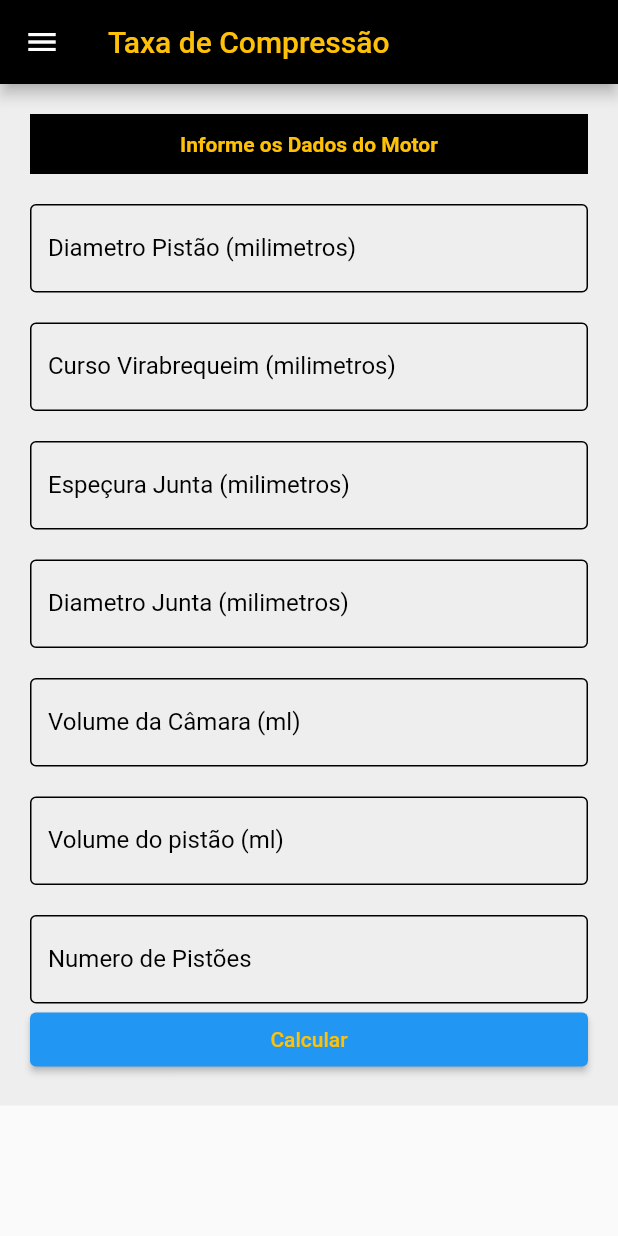
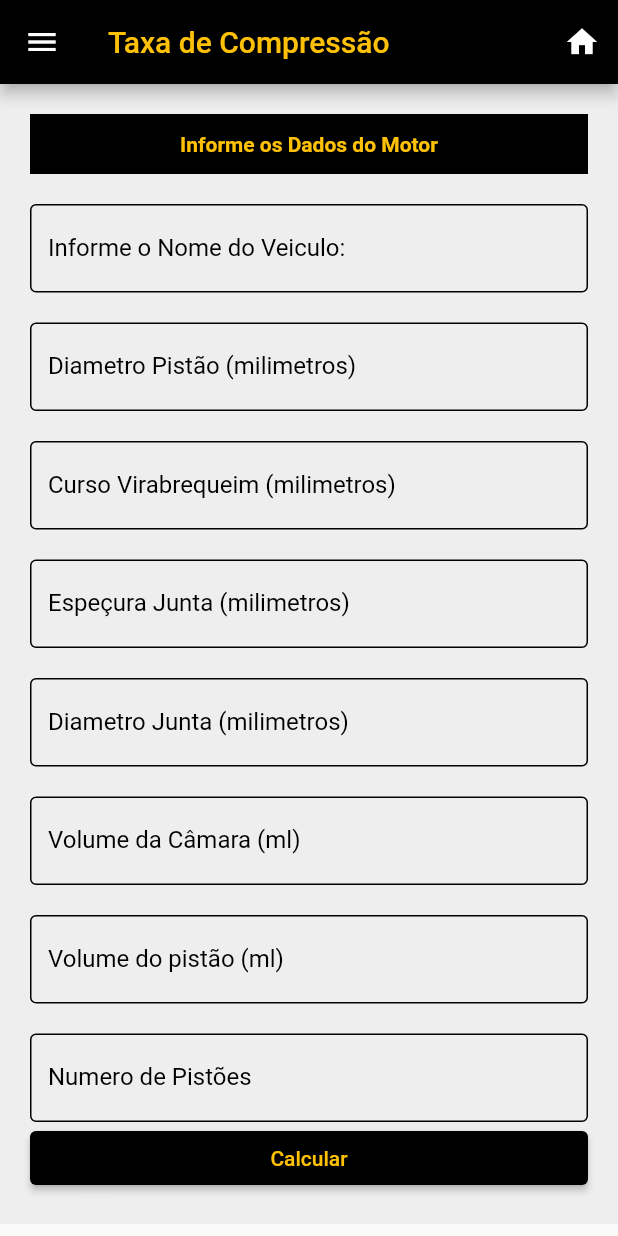
Before and after one commit to RicardoAVieira/Automotive-Utilities-at-Flutter, a Flutter app: the AutomotiveCalculatorPage screen opened by its route, on a phone screen of 412 x 824 dp. Run offline on Flutter 3.47's test engine with Material 2 defaults, Android fonts, the phone set to English and light mode, and no system bars; our stand-ins replace sqflite; accounts and stored records are empty.

Commit message:
Add Persistence in system.

```diff
--- a/lib/dialogs/result_card.dart
+++ b/lib/dialogs/result_card.dart
@@ -40,7 +40,7 @@ class ResultDialog extends StatelessWidget {
             ),
             ElevatedButton(
               child: const Text('Fechar'),
-              onPressed: () => _dispose(context),
+              onPressed: () => Navigator.pushNamed(context, '/'),
             ),
           ],
         ),
--- a/lib/main.dart
+++ b/lib/main.dart
@@ -15,9 +15,7 @@ class MyApp extends StatelessWidget {
       title: 'Calculadora Automotiva',
       initialRoute: '/',
       routes: {
-        // When navigating to the "/" route, build the FirstScreen widget.
         '/': (context) => HomePage(),
-        // When navigating to the "/second" route, build the SecondScreen widget.
         '/taxa': (context) => AutomotiveCalculatorPage(),
       },
       debugShowCheckedModeBanner: false,
--- a/lib/models/engine_results_model.dart
+++ b/lib/models/engine_results_model.dart
@@ -32,6 +32,7 @@ class EngineResults {
   });
   factory EngineResults.fromMap(Map<String, dynamic> json) => new EngineResults(
         id: json["id"],
+        name: json["name"],
         totalVolume: json["totalVolume"],
         volumeCylinder: json["volumeCylinder"],
         rateCylinder: json["rateCylinder"],
@@ -42,6 +43,7 @@ class EngineResults {
 
   Map<String, dynamic> toMap() => {
         "id": id,
+        "name": name,
         "totalVolume": totalVolume,
         "volumeCylinder": volumeCylinder,
         "rateCylinder": rateCylinder,
--- a/lib/pages/app_page.dart
+++ b/lib/pages/app_page.dart
@@ -24,7 +24,15 @@ class _AutomotiveCalculatorState extends State<AutomotiveCalculatorPage> {
             color: Colors.amber,
           ),
         ),
-        actions: <Widget>[],
+        actions: <Widget>[
+          IconButton(
+            icon: const Icon(Icons.home),
+            tooltip: 'Go Home',
+            onPressed: () {
+              Navigator.pushNamed(context, '/');
+            },
+          )
+        ],
       ),
       body: SingleChildScrollView(
         child: Container(
@@ -37,70 +45,6 @@ class _AutomotiveCalculatorState extends State<AutomotiveCalculatorPage> {
     );
   }
 
-  _buildMenu() {
-    return Drawer(
-      child: ListView(
-        padding: EdgeInsets.zero,
-        children: <Widget>[
-          DrawerHeader(
-            child: Text(
-              'Menu',
-              style: TextStyle(
-                color: Colors.amber,
-              ),
-            ),
-            decoration: BoxDecoration(
-              color: Colors.black,
-            ),
-          ),
-          ListTile(
-            tileColor: Colors.black,
-            title: Text(
-              'Home',
-              style: TextStyle(
-                color: Colors.amber,
-              ),
-            ),
-            onTap: () {
-              // Update the state of the app
-              // ...
-              // Then close the drawer
-              Navigator.pushNamed(context, '/');
-            },
-          ),
-          ListTile(
-            tileColor: Colors.black,
-            title: Text(
-              'Taxa de Compressão',
-              style: TextStyle(
-                color: Colors.amber,
-              ),
-            ),
-            onTap: () {
-              // Update the state of the app
-              // ...
-              // Then close the drawer
-              Navigator.pushNamed(context, '/taxa');
-            },
-          ),
-          ListTile(
-            tileColor: Colors.black,
-            title: Icon(
-              Icons.undo,
-              color: Colors.amber,
-            ),
-            onTap: () {
-              // Update the state of the app
-              // ...
-              // Then close the drawer
-              Navigator.pop(context);
-            },
-          ),
-        ],
-      ),
-    );
-  }
-
   _buildForm() {
     return Form(
       key: _formkey,
@@ -109,9 +53,14 @@ class _AutomotiveCalculatorState extends State<AutomotiveCalculatorPage> {
         children: [
           _buildHeaderText('Informe os Dados do Motor'),
           _buildVerticalSpace(),
+          _buildTextInputField(
+            'Informe o Nome do Veiculo:',
+            onSaved: _controller.setCarName,
+          ),
+          _buildVerticalSpace(),
           _buildNumberInputField(
             'Diametro Pistão (milimetros)',
-            onSaved: _controller.setDiametroOfCylinder,
+            onSaved: _controller.setEngineDimensions,
           ),
           _buildVerticalSpace(),
           _buildNumberInputField(
@@ -177,8 +126,38 @@ class _AutomotiveCalculatorState extends State<AutomotiveCalculatorPage> {
     );
   }
 
+  _buildTextInputField(String label, {Function(String) onSaved}) {
+    return TextFormField(
+      onSaved: onSaved,
+      decoration: InputDecoration(
+        fillColor: Colors.black,
+        border: OutlineInputBorder(
+          borderSide: BorderSide(
+            color: Colors.amber,
+          ),
+        ),
+        focusedBorder: OutlineInputBorder(
+          borderRadius: BorderRadius.all(Radius.circular(4)),
+          borderSide: BorderSide(width: 1, color: Colors.amber[600]),
+        ),
+        enabledBorder: OutlineInputBorder(
+          borderRadius: BorderRadius.all(Radius.circular(4)),
+          borderSide: BorderSide(width: 1, color: Colors.black),
+        ),
+        labelStyle: TextStyle(
+          color: Colors.black,
+        ),
+        labelText: label,
+      ),
+      validator: ValidatorHelper.isValidText,
+      keyboardType: TextInputType.text,
+    );
+  }
+
   _buildCalculateButton() {
     return ElevatedButton(
+      style: ButtonStyle(
+          backgroundColor: MaterialStateProperty.all<Color>(Colors.black)),
       child: const Text(
         'Calcular',
         style: TextStyle(
@@ -215,10 +194,86 @@ class _AutomotiveCalculatorState extends State<AutomotiveCalculatorPage> {
     if (_formkey.currentState.validate()) {
       _formkey.currentState.save();
       final result = _controller.calculateRate();
+
       showDialog(
         context: context,
         builder: (context) => ResultDialog(result),
       );
     }
   }
+
+  _buildMenu() {
+    return Drawer(
+      child: ListView(
+        padding: EdgeInsets.zero,
+        children: <Widget>[
+          DrawerHeader(
+            child: Text(
+              'Calculadora Automotiva',
+              style: TextStyle(
+                letterSpacing: 5,
+                color: Colors.amber,
+                fontSize: 24,
+              ),
+            ),
+            decoration: BoxDecoration(
+              color: Colors.black,
+            ),
+          ),
+          ListTile(
+            tileColor: Colors.black,
+            contentPadding: EdgeInsets.all(5),
+            title: Text(
+              'Home',
+              style: TextStyle(
+                color: Colors.amber,
+              ),
+            ),
+            onTap: () {
+              // Update the state of the app
+              // ...
+              // Then close the drawer
+              Navigator.pushNamed(context, '/');
+            },
+          ),
+          SizedBox(
+            height: 4,
+          ),
+          ListTile(
+            contentPadding: EdgeInsets.all(5),
+            tileColor: Colors.black,
+            title: Text(
+              'Taxa de Compressão',
+              style: TextStyle(
+                color: Colors.amber,
+              ),
+            ),
+            onTap: () {
+              // Update the state of the app
+              // ...
+              // Then close the drawer
+              Navigator.pushNamed(context, '/taxa');
+            },
+          ),
+          SizedBox(
+            height: 4,
+          ),
+          ListTile(
+            tileColor: Colors.black,
+            contentPadding: EdgeInsets.all(5),
+            title: Icon(
+              Icons.arrow_back,
+              color: Colors.amber,
+            ),
+            onTap: () {
+              // Update the state of the app
+              // ...
+              // Then close the drawer
+              Navigator.pop(context);
+            },
+          ),
+        ],
+      ),
+    );
+  }
 }
```
Also changed, not shown: lib/Database.dart (+70 -58 lines), lib/controller/automotive_calculator_controller.dart (+10 -1 lines), lib/pages/home.dart (+52 -26 lines).
